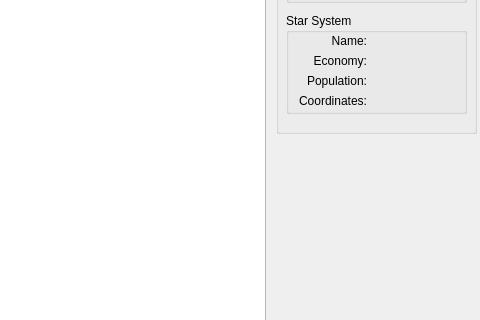
First picture: the form in GalaxyGame/Student/mainwindow.ui, repository ado130/GalaxyGame, before the edit; both pictures show x 544 to 1024 and y 166 to 486 of the 1024 by 670 pixel window.
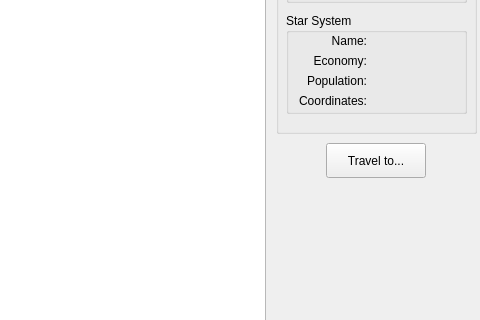
Second picture: the form after the edit. Icons and pictures are not drawn.

Commit message: Fast travel map dialog added + connected mouseclick events to mainwindow

```diff
--- a/GalaxyGame/Student/mainwindow.ui
+++ b/GalaxyGame/Student/mainwindow.ui
@@ -325,6 +325,19 @@
      </widget>
     </widget>
    </widget>
+   <widget class="QPushButton" name="pbShowMap">
+    <property name="geometry">
+     <rect>
+      <x>870</x>
+      <y>290</y>
+      <width>100</width>
+      <height>35</height>
+     </rect>
+    </property>
+    <property name="text">
+     <string>Travel to...</string>
+    </property>
+   </widget>
   </widget>
   <widget class="QMenuBar" name="menubar">
    <property name="geometry">
```
The commit also changes 12 other files.
